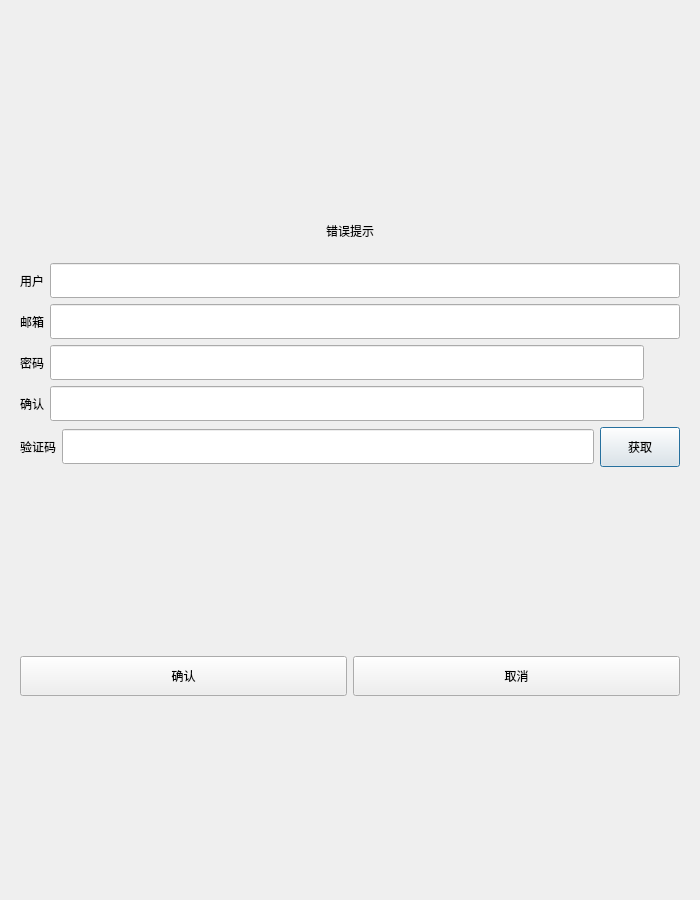
Old version of the form client/registerdialog.ui in the repository KBchulan/HungerYet.
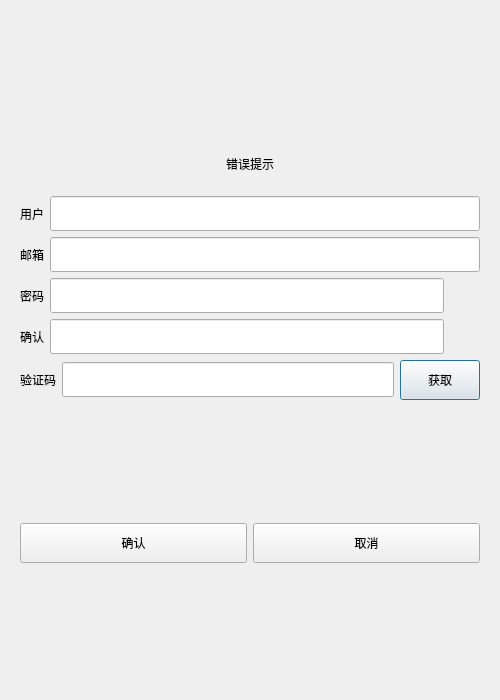
New version of the form. Custom widgets are drawn as their Qt base class.

What changed in the file:
```diff
--- a/client/registerdialog.ui
+++ b/client/registerdialog.ui
@@ -6,20 +6,20 @@
    <rect>
     <x>0</x>
     <y>0</y>
-    <width>700</width>
-    <height>900</height>
+    <width>500</width>
+    <height>700</height>
    </rect>
   </property>
   <property name="minimumSize">
    <size>
-    <width>700</width>
-    <height>900</height>
+    <width>500</width>
+    <height>700</height>
    </size>
   </property>
   <property name="maximumSize">
    <size>
-    <width>700</width>
-    <height>900</height>
+    <width>500</width>
+    <height>700</height>
    </size>
   </property>
   <property name="windowTitle">
```
